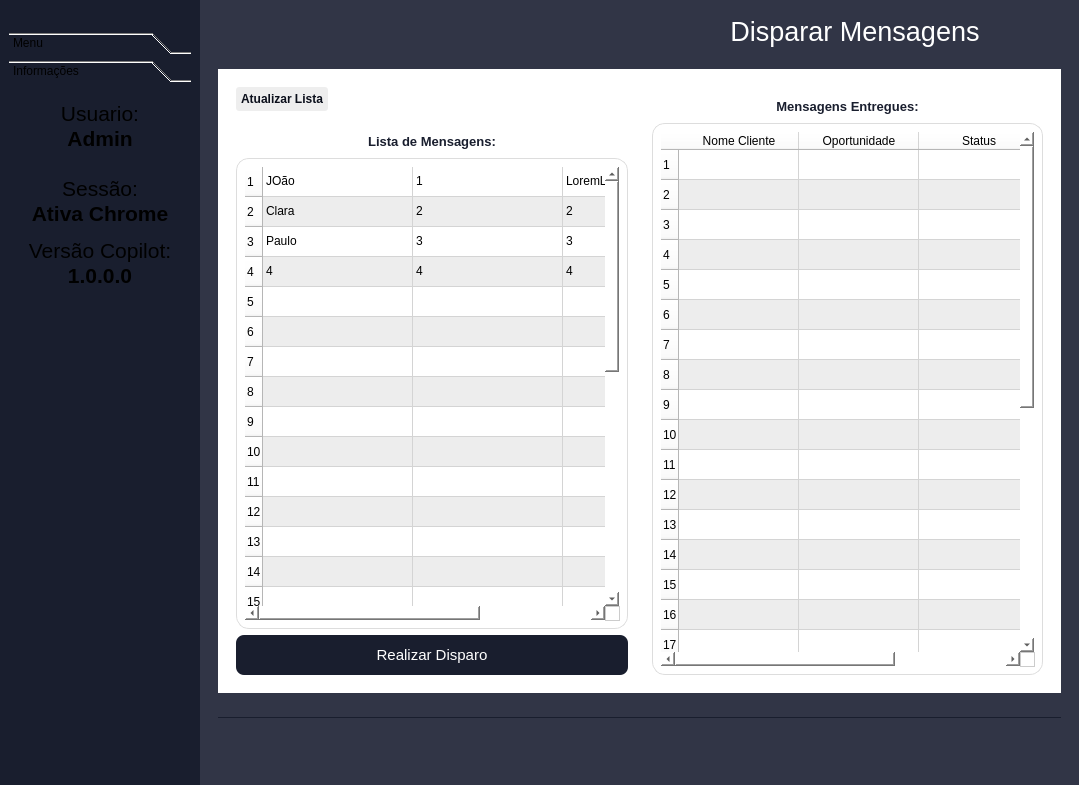
First picture: the form in shark_copilot.ui, repository 0rihar4/shark_business_copilot, before the edit.
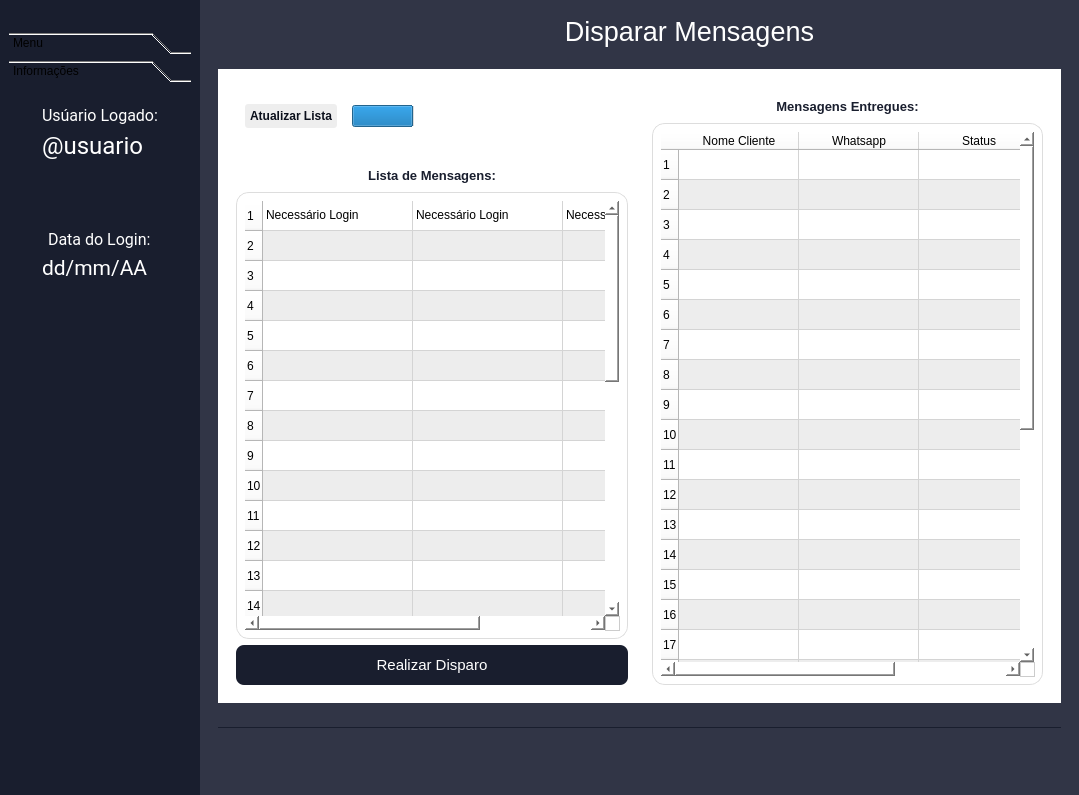
Second picture: the form after the edit. The open tabs and pages were chosen to show the change. Icons and pictures are not drawn.

Diff of the .ui file:
```diff
--- a/shark_copilot.ui
+++ b/shark_copilot.ui
@@ -7,7 +7,7 @@
     <x>0</x>
     <y>0</y>
     <width>1079</width>
-    <height>785</height>
+    <height>795</height>
    </rect>
   </property>
   <property name="windowTitle">
@@ -177,6 +177,15 @@
             <property name="toolTip">
              <string>&lt;html&gt;&lt;head/&gt;&lt;body&gt;&lt;p&gt;Menu&lt;/p&gt;&lt;/body&gt;&lt;/html&gt;</string>
             </property>
+            <property name="styleSheet">
+             <string notr="true"/>
+            </property>
+            <property name="frameShape">
+             <enum>QFrame::StyledPanel</enum>
+            </property>
+            <property name="frameShadow">
+             <enum>QFrame::Sunken</enum>
+            </property>
             <property name="currentIndex">
              <number>1</number>
             </property>
@@ -281,28 +290,88 @@
                <x>0</x>
                <y>0</y>
                <width>182</width>
-               <height>519</height>
+               <height>529</height>
               </rect>
              </property>
              <attribute name="label">
               <string>Informações</string>
              </attribute>
              <layout class="QVBoxLayout" name="verticalLayout_7">
-              <item>
-               <widget class="QTextEdit" name="textEdit">
-                <property name="html">
-                 <string>&lt;!DOCTYPE HTML PUBLIC &quot;-//W3C//DTD HTML 4.0//EN&quot; &quot;http://www.w3.org/TR/REC-html40/strict.dtd&quot;&gt;
-&lt;html&gt;&lt;head&gt;&lt;meta name=&quot;qrichtext&quot; content=&quot;1&quot; /&gt;&lt;style type=&quot;text/css&quot;&gt;
-p, li { white-space: pre-wrap; }
-&lt;/style&gt;&lt;/head&gt;&lt;body style=&quot; font-family:'MS Shell Dlg 2'; font-size:8.25pt; font-weight:400; font-style:normal;&quot;&gt;
-&lt;p align=&quot;center&quot; style=&quot; margin-top:0px; margin-bottom:0px; margin-left:0px; margin-right:0px; -qt-block-indent:0; text-indent:0px;&quot;&gt;&lt;span style=&quot; font-size:16pt;&quot;&gt;Usuario:&lt;/span&gt;&lt;/p&gt;
-&lt;p align=&quot;center&quot; style=&quot; margin-top:0px; margin-bottom:0px; margin-left:0px; margin-right:0px; -qt-block-indent:0; text-indent:0px;&quot;&gt;&lt;span style=&quot; font-size:16pt; font-weight:600;&quot;&gt;Admin&lt;/span&gt;&lt;/p&gt;
-&lt;p align=&quot;center&quot; style=&quot;-qt-paragraph-type:empty; margin-top:0px; margin-bottom:0px; margin-left:0px; margin-right:0px; -qt-block-indent:0; text-indent:0px; font-size:16pt; font-weight:600;&quot;&gt;&lt;br /&gt;&lt;/p&gt;
-&lt;p align=&quot;center&quot; style=&quot; margin-top:0px; margin-bottom:0px; margin-left:0px; margin-right:0px; -qt-block-indent:0; text-indent:0px;&quot;&gt;&lt;span style=&quot; font-size:16pt;&quot;&gt;Sessão:&lt;/span&gt;&lt;/p&gt;
-&lt;p align=&quot;center&quot; style=&quot; margin-top:0px; margin-bottom:0px; margin-left:0px; margin-right:0px; -qt-block-indent:0; text-indent:0px;&quot;&gt;&lt;span style=&quot; font-size:16pt; font-weight:600;&quot;&gt;Ativa Chrome&lt;br /&gt;&lt;/span&gt;&lt;/p&gt;
-&lt;p align=&quot;center&quot; style=&quot; margin-top:0px; margin-bottom:0px; margin-left:0px; margin-right:0px; -qt-block-indent:0; text-indent:0px;&quot;&gt;&lt;span style=&quot; font-size:16pt;&quot;&gt;Versão Copilot:&lt;/span&gt;&lt;/p&gt;
-&lt;p align=&quot;center&quot; style=&quot; margin-top:0px; margin-bottom:0px; margin-left:0px; margin-right:0px; -qt-block-indent:0; text-indent:0px;&quot;&gt;&lt;span style=&quot; font-size:16pt; font-weight:600;&quot;&gt;1.0.0.0&lt;/span&gt;&lt;/p&gt;&lt;/body&gt;&lt;/html&gt;</string>
+              <item alignment="Qt::AlignHCenter|Qt::AlignTop">
+               <widget class="QFrame" name="container_infos">
+                <property name="frameShape">
+                 <enum>QFrame::StyledPanel</enum>
                 </property>
+                <property name="frameShadow">
+                 <enum>QFrame::Raised</enum>
+                </property>
+                <layout class="QVBoxLayout" name="verticalLayout_20">
+                 <item>
+                  <widget class="QLabel" name="label_11">
+                   <property name="font">
+                    <font>
+                     <family>Roboto</family>
+                     <pointsize>12</pointsize>
+                    </font>
+                   </property>
+                   <property name="text">
+                    <string>Usúario Logado:</string>
+                   </property>
+                  </widget>
+                 </item>
+                 <item>
+                  <widget class="QLabel" name="txt_user_login">
+                   <property name="font">
+                    <font>
+                     <family>Roboto</family>
+                     <pointsize>18</pointsize>
+                    </font>
+                   </property>
+                   <property name="text">
+                    <string>@usuario</string>
+                   </property>
+                  </widget>
+                 </item>
+                 <item>
+                  <spacer name="verticalSpacer_2">
+                   <property name="orientation">
+                    <enum>Qt::Vertical</enum>
+                   </property>
+                   <property name="sizeHint" stdset="0">
+                    <size>
+                     <width>20</width>
+                     <height>64</height>
+                    </size>
+                   </property>
+                  </spacer>
+                 </item>
+                 <item alignment="Qt::AlignHCenter|Qt::AlignTop">
+                  <widget class="QLabel" name="label_12">
+                   <property name="font">
+                    <font>
+                     <family>Roboto</family>
+                     <pointsize>12</pointsize>
+                    </font>
+                   </property>
+                   <property name="text">
+                    <string>Data do Login:</string>
+                   </property>
+                  </widget>
+                 </item>
+                 <item>
+                  <widget class="QLabel" name="txt_data_login">
+                   <property name="font">
+                    <font>
+                     <family>Roboto</family>
+                     <pointsize>16</pointsize>
+                    </font>
+                   </property>
+                   <property name="text">
+                    <string>dd/mm/AA</string>
+                   </property>
+                  </widget>
+                 </item>
+                </layout>
                </widget>
               </item>
              </layout>
@@ -400,6 +469,12 @@
           </item>
           <item>
            <widget class="QLabel" name="title">
+            <property name="sizePolicy">
+             <sizepolicy hsizetype="Expanding" vsizetype="Preferred">
+              <horstretch>0</horstretch>
+              <verstretch>0</verstretch>
+             </sizepolicy>
+            </property>
             <property name="maximumSize">
              <size>
               <width>16777215</width>
@@ -470,28 +545,72 @@
                  <enum>QFrame::Raised</enum>
                 </property>
                 <layout class="QVBoxLayout" name="verticalLayout_10">
-                 <item alignment="Qt::AlignLeft">
-                  <widget class="QPushButton" name="btn_atualizar">
-                   <property name="cursor">
-                    <cursorShape>PointingHandCursor</cursorShape>
+                 <item>
+                  <widget class="QFrame" name="box_container_update_list">
+                   <property name="frameShape">
+                    <enum>QFrame::StyledPanel</enum>
                    </property>
-                   <property name="mouseTracking">
-                    <bool>false</bool>
+                   <property name="frameShadow">
+                    <enum>QFrame::Raised</enum>
                    </property>
-                   <property name="styleSheet">
-                    <string notr="true">color:#0B0F1B;
+                   <layout class="QHBoxLayout" name="horizontalLayout_5">
+                    <item>
+                     <widget class="QPushButton" name="btn_atualizar_clientes">
+                      <property name="cursor">
+                       <cursorShape>PointingHandCursor</cursorShape>
+                      </property>
+                      <property name="mouseTracking">
+                       <bool>false</bool>
+                      </property>
+                      <property name="styleSheet">
+                       <string notr="true">
+QPushButton{
+color:#0B0F1B;
 font-weight: 600;
 background-color: #EEEEEE;
 padding:5px;
-border-radius:3px;</string>
-                   </property>
-                   <property name="text">
-                    <string>Atualizar Lista</string>
-                   </property>
-                   <property name="icon">
-                    <iconset resource="icons.qrc">
-                     <normaloff>:/icons/D:/Space Marketing/Shark Business/1x/refresh.png</normaloff>:/icons/D:/Space Marketing/Shark Business/1x/refresh.png</iconset>
-                   </property>
+border-radius:3px;
+}
+QPushButton:hover{
+color:white;
+background-color: #262c43;
+}</string>
+                      </property>
+                      <property name="text">
+                       <string>Atualizar Lista</string>
+                      </property>
+                      <property name="icon">
+                       <iconset resource="icons.qrc">
+                        <normaloff>:/icons/D:/Space Marketing/Shark Business/1x/refresh.png</normaloff>:/icons/D:/Space Marketing/Shark Business/1x/refresh.png</iconset>
+                      </property>
+                     </widget>
+                    </item>
+                    <item>
+                     <widget class="QFrame" name="frame_6">
+                      <property name="frameShape">
+                       <enum>QFrame::StyledPanel</enum>
+                      </property>
+                      <property name="frameShadow">
+                       <enum>QFrame::Raised</enum>
+                      </property>
+                      <layout class="QVBoxLayout" name="verticalLayout_21">
+                       <item>
+                        <widget class="QProgressBar" name="update_list_clientes">
+                         <property name="value">
+                          <number>24</number>
+                         </property>
+                         <property name="alignment">
+                          <set>Qt::AlignCenter</set>
+                         </property>
+                         <property name="textVisible">
+                          <bool>false</bool>
+                         </property>
+                        </widget>
+                       </item>
+                      </layout>
+                     </widget>
+                    </item>
+                   </layout>
                   </widget>
                  </item>
                  <item>
@@ -653,62 +772,62 @@
                    </column>
                    <item row="0" column="0">
                     <property name="text">
-                     <string>JOão</string>
+                     <string>Necessário Login</string>
                     </property>
                    </item>
                    <item row="0" column="1">
                     <property name="text">
-                     <string>1</string>
+                     <string>Necessário Login</string>
                     </property>
                    </item>
                    <item row="0" column="2">
                     <property name="text">
-                     <string>LoremLoremLoremLoremLoremLoremLoremLoremLorem</string>
+                     <string>Necessário Login</string>
                     </property>
                    </item>
                    <item row="1" column="0">
                     <property name="text">
-                     <string>Clara</string>
+                     <string/>
                     </property>
                    </item>
                    <item row="1" column="1">
                     <property name="text">
-                     <string>2</string>
+                     <string/>
                     </property>
                    </item>
                    <item row="1" column="2">
                     <property name="text">
-                     <string>2</string>
+                     <string/>
                     </property>
                    </item>
                    <item row="2" column="0">
                     <property name="text">
-                     <string>Paulo</string>
+                     <string/>
                     </property>
                    </item>
                    <item row="2" column="1">
                     <property name="text">
-                     <string>3</string>
+                     <string/>
                     </property>
                    </item>
                    <item row="2" column="2">
                     <property name="text">
-                     <string>3</string>
+                     <string/>
                     </property>
                    </item>
                    <item row="3" column="0">
                     <property name="text">
-                     <string>4</string>
+                     <string/>
                     </property>
                    </item>
                    <item row="3" column="1">
                     <property name="text">
-                     <string>4</string>
+                     <string/>
                     </property>
                    </item>
                    <item row="3" column="2">
                     <property name="text">
-                     <string>4</string>
+                     <string/>
                     </property>
                    </item>
                   </widget>
@@ -840,7 +959,7 @@
                    </column>
                    <column>
                     <property name="text">
-                     <string>Oportunidade</string>
+                     <string>Whatsapp</string>
                     </property>
                    </column>
                    <column>
```
Left out of the diff: 146 changed lines with no effect on the pictures.
